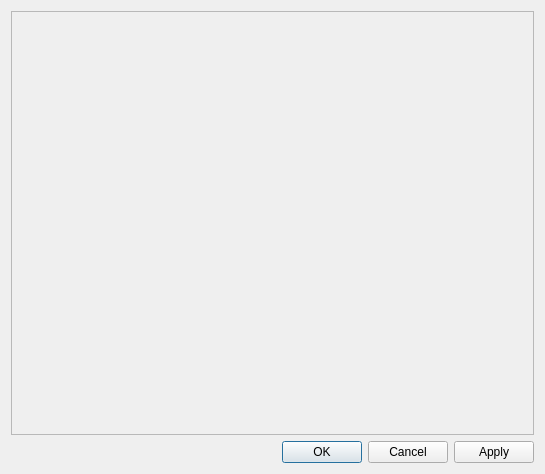
Above: ui/propertiesdialog.ui from minorua/Qgis2threejs before the change. Below: the same form after it.
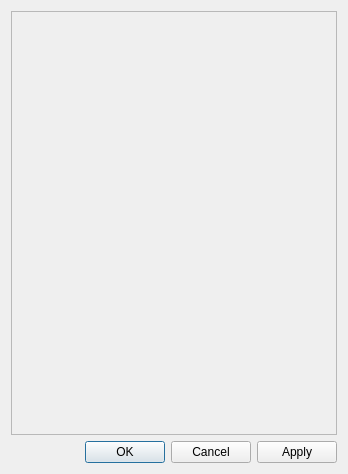
That is the form after the change.

Commit message: align widgets

What changed in the file:
```diff
--- a/ui/propertiesdialog.ui
+++ b/ui/propertiesdialog.ui
@@ -6,7 +6,7 @@
    <rect>
     <x>0</x>
     <y>0</y>
-    <width>545</width>
+    <width>348</width>
     <height>474</height>
    </rect>
   </property>
@@ -24,7 +24,7 @@
        <rect>
         <x>0</x>
         <y>0</y>
-        <width>525</width>
+        <width>328</width>
         <height>425</height>
        </rect>
       </property>
```
The commit also changes 7 other files.
